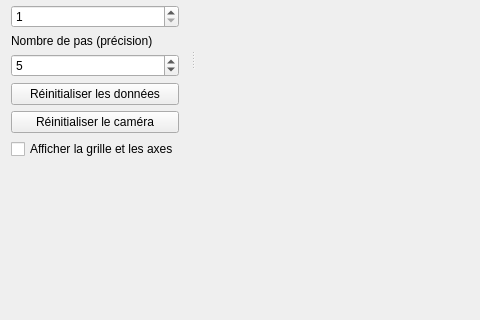
This is Maths5ABezierQuaternions/form/maths5a_bezierquaternions.ui in PrLayton/BezierSurfacesAndQuaternions as Qt 5 draws it before an edit; both pictures show x 0 to 480 and y 300 to 620 of the 1111 by 722 pixel window. The edited form follows.
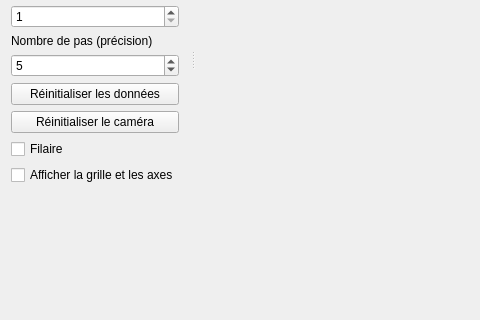
This is the edited form.

Diff of the .ui file:
```diff
--- a/Maths5ABezierQuaternions/form/maths5a_bezierquaternions.ui
+++ b/Maths5ABezierQuaternions/form/maths5a_bezierquaternions.ui
@@ -188,6 +188,13 @@
        </property>
       </widget>
      </item>
+     <item>
+      <widget class="QCheckBox" name="cbShowWireframe">
+       <property name="text">
+        <string>Filaire</string>
+       </property>
+      </widget>
+     </item>
      <item>
       <widget class="QCheckBox" name="cbShowGrid">
        <property name="text">
```
